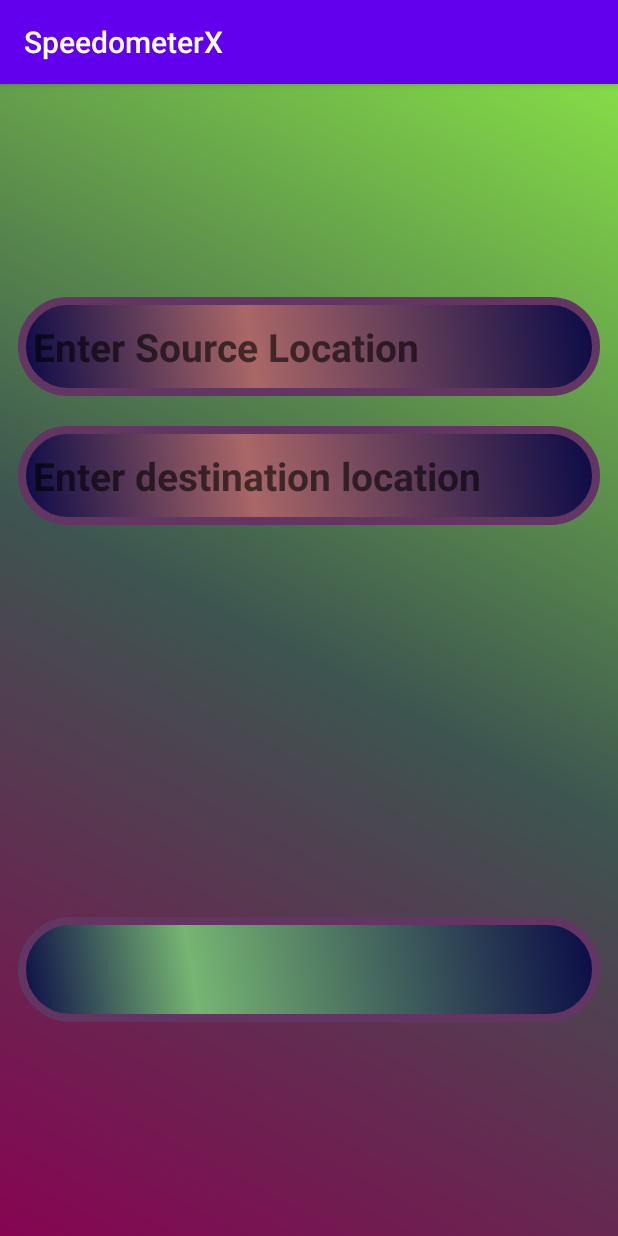
After one commit to AbdullahAlMohaimen/TrackingRoadZ, an Android app: the DistanceTwoPlace screen opened directly, with no data from a screen before it, on a phone screen of 412 x 824 dp. The commit adds this screen. Run offline under Robolectric (Android 15) with nearby library versions, the phone set to English and light mode, and no system bars; 1 statement that could not run was skipped.

Commit message:
Distance Two Place

```diff
--- a/app/build.gradle
+++ b/app/build.gradle
@@ -31,6 +31,7 @@ dependencies {
     implementation 'com.google.firebase:firebase-auth:11.6.0'
     implementation 'com.google.firebase:firebase-firestore:11.6.0'
     implementation 'com.google.android.gms:play-services-location:11.6.0'
+    //implementation 'com.google.android.libraries.places:places:2.2.0'
     testImplementation 'junit:junit:4.12'
     androidTestImplementation 'androidx.test.ext:junit:1.1.2'
     androidTestImplementation 'androidx.test.espresso:espresso-core:3.3.0'
--- a/app/src/main/AndroidManifest.xml
+++ b/app/src/main/AndroidManifest.xml
@@ -5,8 +5,8 @@
     <uses-permission android:name="android.permission.INTERNET" />
     <uses-permission android:name="android.permission.ACCESS_NETWORK_STATE" />
     <uses-permission android:name="android.permission.ACCESS_WIFI_STATE" />
+    <uses-permission android:name="android.permission.ACCESS_FINE_LOCATION" />
 
-    <uses-permission android:name="android.permission.ACCESS_FINE_LOCATION" />
     <uses-feature android:name="android.hardware.location.gps" />
 
     <application
@@ -16,7 +16,8 @@
         android:roundIcon="@mipmap/ic_launcher_round"
         android:supportsRtl="true"
         android:theme="@style/AppTheme">
-        <activity android:name=".CurrentLocation"></activity>
+        <activity android:name=".DistanceTwoPlace"></activity>
+        <activity android:name=".CurrentLocation" />
         <activity android:name=".VehicleInformation" />
         <activity android:name=".profileSetting" />
         <activity android:name=".Vehicle" />
--- /dev/null
+++ b/app/src/main/java/com/example/trackingroad/DistanceTwoPlace.java
@@ -0,0 +1,197 @@
+package com.example.trackingroad;
+
+//import androidx.annotation.Nullable;
+import androidx.appcompat.app.AppCompatActivity;
+
+//import android.content.Intent;
+import android.os.Bundle;
+//import android.view.View;
+import android.widget.EditText;
+import android.widget.TextView;
+//import android.widget.Toast;
+
+//import com.google.android.gms.common.api.Status;
+//import com.google.android.libraries.places.api.Places;
+//import com.google.android.libraries.places.api.model.Place;
+//import com.google.android.libraries.places.api.net.PlacesClient;
+//import com.google.android.libraries.places.widget.Autocomplete;
+//import com.google.android.libraries.places.widget.AutocompleteActivity;
+//import com.google.android.libraries.places.widget.model.AutocompleteActivityMode;
+
+//import java.util.Arrays;
+//import java.util.List;
+//import java.util.Locale;
+
+//import javax.net.ssl.SSLEngineResult;
+
+public class DistanceTwoPlace extends AppCompatActivity {
+
+    EditText etSource,etDestination;
+    TextView textView;
+
+   // String sType;
+   // double lat1=0,long1=0,lat2=0,long2=0;
+   // int flag=0;
+
+    @Override
+    protected void onCreate(Bundle savedInstanceState) {
+
+        super.onCreate(savedInstanceState);
+        setContentView(R.layout.activity_distance_two_place);
+
+
+        etSource=(EditText)findViewById(R.id.et_source);
+        etDestination=(EditText)findViewById(R.id.et_destination);
+        textView=(TextView)findViewById(R.id.text_view);
+
+
+        //Places.initialize(getApplicationContext(),"AIzaSyDRKSgzuYyl5qzuKe4jk_mHg2-_82DHWKg");
+
+       // PlacesClient placesClient = Places.createClient(this);
+
+        //etSource.setFocusable(false);
+
+        //etSource.setOnClickListener(new View.OnClickListener() {
+          //  @Override
+          //  public void onClick(View view) {
+
+                //sType="source";
+
+              //  List<Place .Field> fields= Arrays.asList(Place.Field.ADDRESS,
+                 //       Place.Field.LAT_LNG);
+
+
+                //Intent intent=new Autocomplete.IntentBuilder(
+                       // AutocompleteActivityMode.OVERLAY,fields
+               // ).build(DistanceTwoPlace.this);
+
+               // startActivityForResult(intent,100);
+
+           // }
+       // });
+
+
+        //etDestination.setFocusable(false);
+
+       // etDestination.setOnClickListener(new View.OnClickListener() {
+           // @Override
+            //public void onClick(View view) {
+
+               // sType="destination";
+
+                //List<Place .Field> fields= Arrays.asList(Place.Field.ADDRESS,
+                       // Place.Field.LAT_LNG);
+
+                //Intent intent=new Autocomplete.IntentBuilder(
+
+                      //  AutocompleteActivityMode.OVERLAY,fields
+               // ).build(DistanceTwoPlace.this);
+
+
+                //startActivityForResult(intent,100);
+           // }
+       // });
+
+
+       // textView.setText("0.0 kilometers");
+    }
+
+    //@Override
+   // protected void onActivityResult(int requestCode, int resultCode, @Nullable Intent data) {
+        //super.onActivityResult(requestCode, resultCode, data);
+
+
+
+        //if(requestCode==100 && resultCode==RESULT_OK)
+       // {
+
+            //Place place=Autocomplete.getPlaceFromIntent(data);
+
+           // if(sType.equals("source"))
+           // {
+
+               // flag++;
+
+                //etSource.setText(place.getAddress());
+
+               // String sSource=String.valueOf(place.getLatLng());
+                //sSource=sSource.replaceAll("lat/lng: ","");
+                //sSource=sSource.replace("(","");
+                //sSource=sSource.replace(")","");
+
+                //String[] split=sSource.split(",");
+                //lat1=Double.parseDouble(split[0]);
+                //long1=Double.parseDouble(split[1]);
+
+           // }
+           // else {
+
+
+                //flag++;
+               // etDestination.setText(place.getAddress());
+
+                //String sDestination=String.valueOf(place.getLatLng());
+               // sDestination=sDestination.replaceAll("lat/lng: ","");
+               // sDestination=sDestination.replace("(","");
+                //sDestination=sDestination.replace(")","");
+
+                //String[] split=sDestination.split(",");
+
+                //lat2=Double.parseDouble(split[0]);
+                //long2=Double.parseDouble(split[1]);
+            //}
+
+            //if(flag>=2)
+           // {
+               // distance(lat1,long1,lat2,long2);
+            //}
+
+        //}
+       // else if(requestCode== AutocompleteActivity.RESULT_ERROR)
+        //{
+
+           // Status status=Autocomplete.getStatusFromIntent(data);
+           // Toast.makeText(getApplicationContext(),status.getStatusMessage(),Toast.LENGTH_SHORT).show();
+       // }
+    //}
+
+    //private void distance(double lat1, double long1, double lat2, double long2) {
+
+
+
+        //double longDiff=long1-long2;
+
+        //double distance=Math.sin(deg2rad(lat1))
+              //  *Math.sin(deg2rad(lat2))
+              //  +Math.cos(deg2rad(lat1))
+              //  *Math.cos(deg2rad(lat2))
+               // *Math.cos(deg2rad(longDiff));
+
+       // distance=Math.acos(distance);
+
+
+       // distance=red2deg(distance);
+
+
+        //distance=distance*60*1.1515;
+
+
+       // distance=distance*1.609344;
+
+
+       // textView.setText(String.format(Locale.US,"%2f kilometers",distance));
+
+   // }
+
+   // private double red2deg(double distance) {
+
+       // return  (distance*180.0/Math.PI);
+    //}
+
+    //convert degree to radian
+    //private double deg2rad(double lat1) {
+
+
+       // return (lat1*Math.PI/180.0);
+   // }
+}
--- /dev/null
+++ b/app/src/main/res/drawable/text.xml
@@ -0,0 +1,31 @@
+<?xml version="1.0" encoding="utf-8"?>
+<shape xmlns:android="http://schemas.android.com/apk/res/android">
+
+
+    android:shape="rectangle" >
+    <corners
+        android:radius="40dp"
+        />
+    <gradient
+        android:angle="45"
+        android:centerX="40%"
+        android:centerColor="@color/e"
+        android:startColor="@color/b"
+        android:endColor="@color/b"
+        android:type="linear"
+        />
+    <padding
+        android:left="0dp"
+        android:top="0dp"
+        android:right="0dp"
+        android:bottom="0dp"
+        />
+    <size
+        android:width="300dp"
+        android:height="66dp"
+        />
+    <stroke
+        android:width="5dp"
+        android:color="@color/s"
+        />
+</shape>
--- /dev/null
+++ b/app/src/main/res/layout/activity_distance_two_place.xml
@@ -0,0 +1,61 @@
+<?xml version="1.0" encoding="utf-8"?>
+<LinearLayout xmlns:android="http://schemas.android.com/apk/res/android"
+    xmlns:app="http://schemas.android.com/apk/res-auto"
+    xmlns:tools="http://schemas.android.com/tools"
+    android:layout_width="match_parent"
+    android:layout_height="match_parent"
+    android:orientation="vertical"
+    android:padding="12dp"
+    android:background="@drawable/background_x"
+    android:gravity="center"
+    android:weightSum="2"
+    tools:context=".DistanceTwoPlace">
+
+    <LinearLayout
+        android:layout_width="match_parent"
+        android:layout_height="wrap_content"
+        android:layout_weight="1"
+        android:gravity="center"
+        android:orientation="vertical">
+
+        <EditText
+            android:id="@+id/et_source"
+            android:layout_width="match_parent"
+            android:layout_height="wrap_content"
+            android:hint="Enter Source Location"
+            android:padding="10dp"
+            android:background="@drawable/text"
+            android:textSize="26dp"
+            android:layout_marginBottom="10dp"
+            android:textStyle="bold"
+            android:textColor="@color/d"/>
+
+        <EditText
+            android:id="@+id/et_destination"
+            android:layout_width="match_parent"
+            android:layout_height="wrap_content"
+            android:hint="Enter destination location"
+            android:padding="10dp"
+            android:background="@drawable/text"
+            android:textSize="26dp"
+            android:layout_marginTop="10dp"
+            android:textStyle="bold"
+            android:textColor="@color/d"/>
+
+    </LinearLayout>
+    <LinearLayout
+        android:layout_width="match_parent"
+        android:layout_height="wrap_content"
+        android:orientation="vertical"
+        android:gravity="center"
+        android:layout_weight="1">
+
+
+        <TextView
+            android:id="@+id/text_view"
+            android:layout_width="match_parent"
+            android:layout_height="wrap_content"
+            android:textColor="@color/d"
+            android:background="@drawable/button_x"/>
+    </LinearLayout>
+</LinearLayout>
```
Also changed, not shown: app/src/main/java/com/example/trackingroad/Login.java (+14 -3 lines), app/src/main/res/layout/activity_current_location.xml (+46 -19 lines), app/src/main/res/layout/activity_login.xml (+14 -1 lines).
